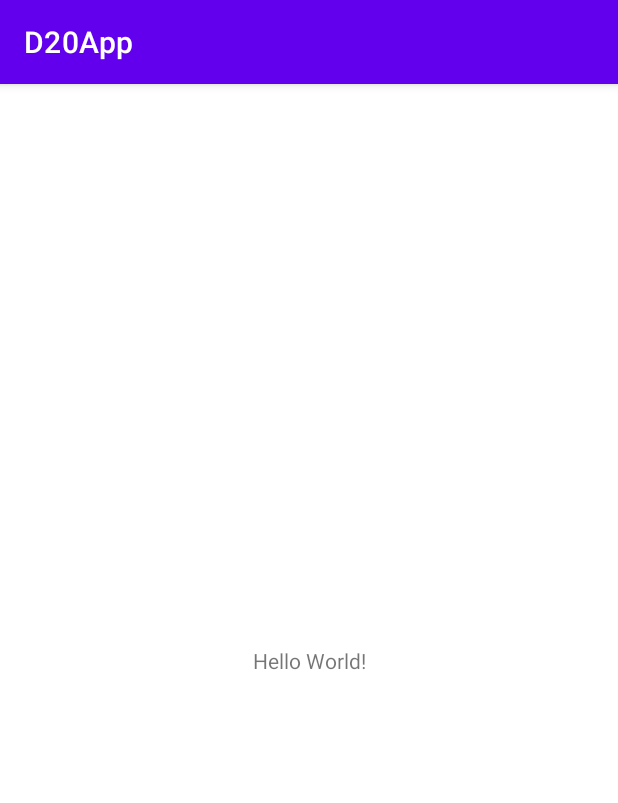
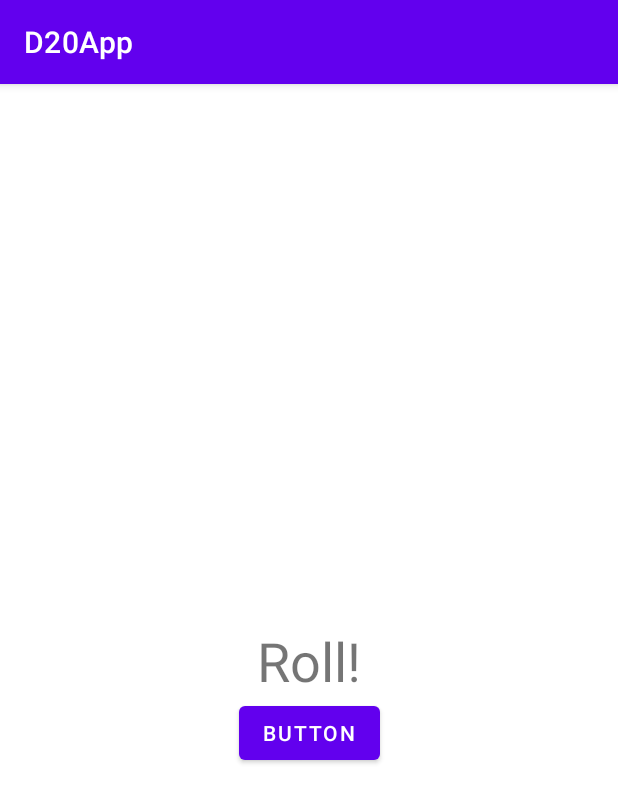
Before and after one commit to costarafaelhugo/D20App, an Android app: the screen it shows after launch (MainActivity), on a phone screen of 412 x 824 dp. Shown: the top 803 px of the screen. Run offline under Robolectric (Android 15) with nearby library versions, the phone set to English and light mode, and no system bars.

Commit message:
Add the logicallu for the d20

```diff
--- a/app/src/main/java/com/hugorafaelcosta/d20app/MainActivity.kt
+++ b/app/src/main/java/com/hugorafaelcosta/d20app/MainActivity.kt
@@ -1,25 +1,33 @@
 package com.hugorafaelcosta.d20app
 
+import android.os.Bundle
+import android.widget.Button
+import android.widget.TextView
 import androidx.appcompat.app.AppCompatActivity
-import android.os.Bundle
 
 class MainActivity : AppCompatActivity() {
     override fun onCreate(savedInstanceState: Bundle?) {
         super.onCreate(savedInstanceState)
         setContentView(R.layout.activity_main)
 
-        val myFirstDice = Dice(6)
-        println("Your ${myFirstDice.numSides} sided dice rolled ${myFirstDice.roll()}.")
+        val rollButton: Button = findViewById(R.id.button)
 
-        val mySecondDice = Dice(20)
-        println("Your ${mySecondDice.numSides} sided dice rolled ${mySecondDice.roll()}.")
+        rollButton.setOnClickListener { rollDice() }
 
     }
 
-    class Dice (val numSides:Int){
-
-        fun roll():Int{
-            return  (1..numSides).random()
-        }
+    private fun rollDice() {
+        val dice = Dice(20)
+        val diceRoll = dice.roll()
+        val resultTextView: TextView = findViewById(R.id.result)
+        resultTextView.text = diceRoll.toString()
     }
 }
+
+
+private class Dice(val numSides: Int) {
+
+    fun roll(): Int {
+        return (1..numSides).random()
+    }
+}
--- a/app/src/main/res/layout/activity_main.xml
+++ b/app/src/main/res/layout/activity_main.xml
@@ -7,12 +7,24 @@
     tools:context=".MainActivity">
 
     <TextView
+        android:id="@+id/result"
         android:layout_width="wrap_content"
         android:layout_height="wrap_content"
-        android:text="Hello World!"
+        android:text="@string/roll"
+        android:textSize="36sp"
         app:layout_constraintBottom_toBottomOf="parent"
         app:layout_constraintLeft_toLeftOf="parent"
         app:layout_constraintRight_toRightOf="parent"
-        app:layout_constraintTop_toTopOf="parent" />
+        app:layout_constraintTop_toTopOf="parent"
+        tools:text="1"/>
+
+    <Button
+        android:id="@+id/button"
+        android:layout_width="wrap_content"
+        android:layout_height="wrap_content"
+        android:text="@string/button"
+        app:layout_constraintEnd_toEndOf="parent"
+        app:layout_constraintStart_toStartOf="parent"
+        app:layout_constraintTop_toBottomOf="@+id/result" />
 
 </androidx.constraintlayout.widget.ConstraintLayout>
--- a/app/src/main/res/values/strings.xml
+++ b/app/src/main/res/values/strings.xml
@@ -1,3 +1,5 @@
 <resources>
     <string name="app_name">D20App</string>
+    <string name="button">Button</string>
+    <string name="roll">Roll!</string>
 </resources>
```
